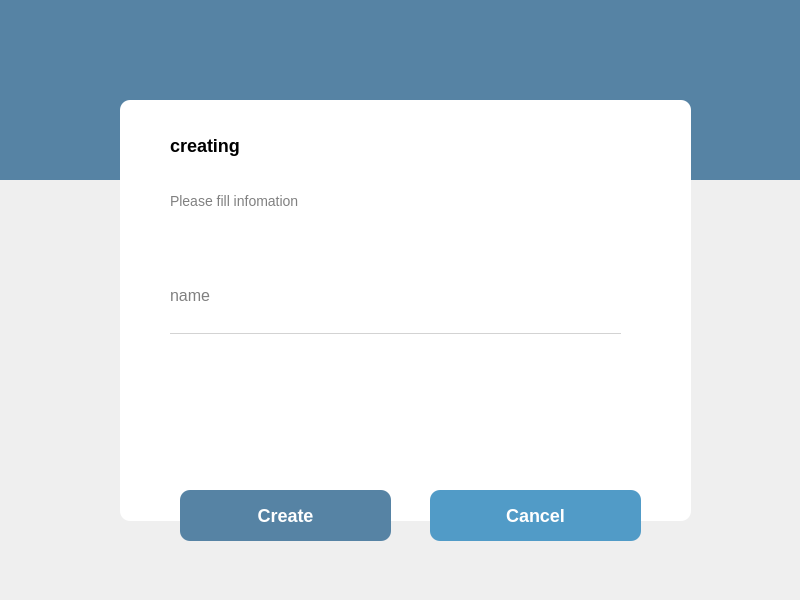
esh83/chat-application, file addchat.ui: the form before one commit.
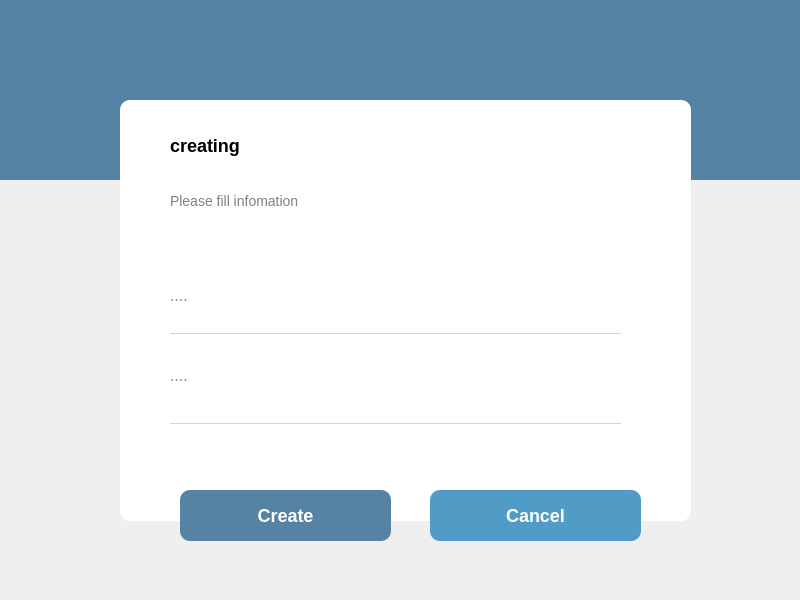
The form after the commit.

Commit message: backend of creat chat/channel/group done and change Addchat.ui

```diff
--- a/addchat.ui
+++ b/addchat.ui
@@ -93,7 +93,7 @@
      <rect>
       <x>50</x>
       <y>30</y>
-      <width>91</width>
+      <width>161</width>
       <height>31</height>
      </rect>
     </property>
@@ -142,7 +142,7 @@
 background-color:white;</string>
     </property>
     <property name="text">
-     <string>name</string>
+     <string>....</string>
     </property>
    </widget>
    <widget class="QLineEdit" name="input_chat_name">
@@ -171,6 +171,70 @@
 }</string>
     </property>
    </widget>
+   <widget class="QLabel" name="lbl_title">
+    <property name="geometry">
+     <rect>
+      <x>50</x>
+      <y>260</y>
+      <width>151</width>
+      <height>31</height>
+     </rect>
+    </property>
+    <property name="styleSheet">
+     <string notr="true">color:gray;
+font-weight:400;
+font-size:16px;
+background-color:white;</string>
+    </property>
+    <property name="text">
+     <string>....</string>
+    </property>
+   </widget>
+   <widget class="QLineEdit" name="input_chat_title">
+    <property name="geometry">
+     <rect>
+      <x>50</x>
+      <y>300</y>
+      <width>451</width>
+      <height>24</height>
+     </rect>
+    </property>
+    <property name="focusPolicy">
+     <enum>Qt::ClickFocus</enum>
+    </property>
+    <property name="styleSheet">
+     <string notr="true">#input_chat_title
+{
+outline:none;
+border:none;
+border-bottom:1px solid lightgray;
+background-color: white;
+}
+#input_chat_name_2:focus
+{
+border-bottom:1px solid #40ABE3;
+}</string>
+    </property>
+   </widget>
+   <widget class="QLabel" name="lbl_dst">
+    <property name="geometry">
+     <rect>
+      <x>210</x>
+      <y>260</y>
+      <width>291</width>
+      <height>31</height>
+     </rect>
+    </property>
+    <property name="styleSheet">
+     <string notr="true">color:gray;
+font-weight:400;
+font-size:16px;
+background-color:white;</string>
+    </property>
+    <property name="text">
+     <string/>
+    </property>
+   </widget>
   </widget>
   <zorder>widget</zorder>
   <zorder>loginForm</zorder>
```
Left out of the diff: 6 changed lines with no effect on the pictures. The commit also changes 5 other files.
